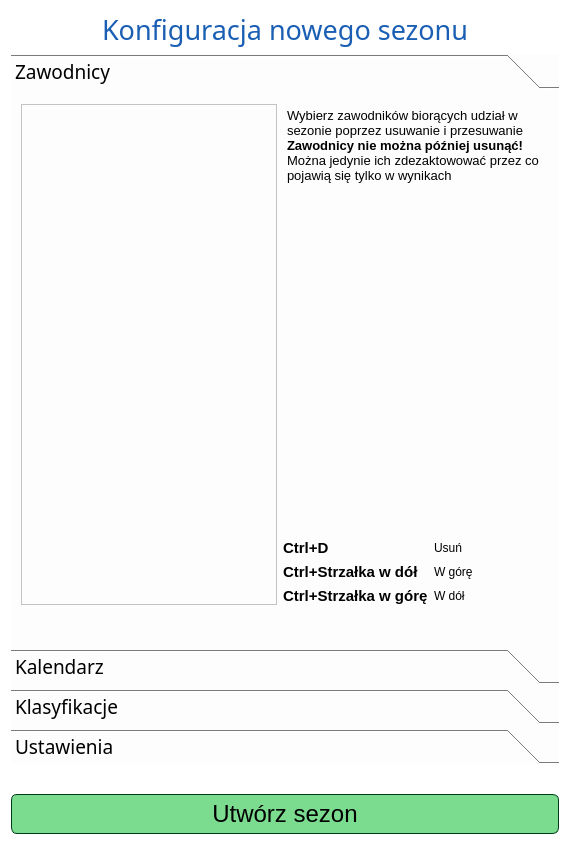
This is source/UI/Seasons/NewSeasonConfiguratorWindow.ui in SiekamCebule/sj-sim as Qt 5 draws it before an edit. The edited form follows.
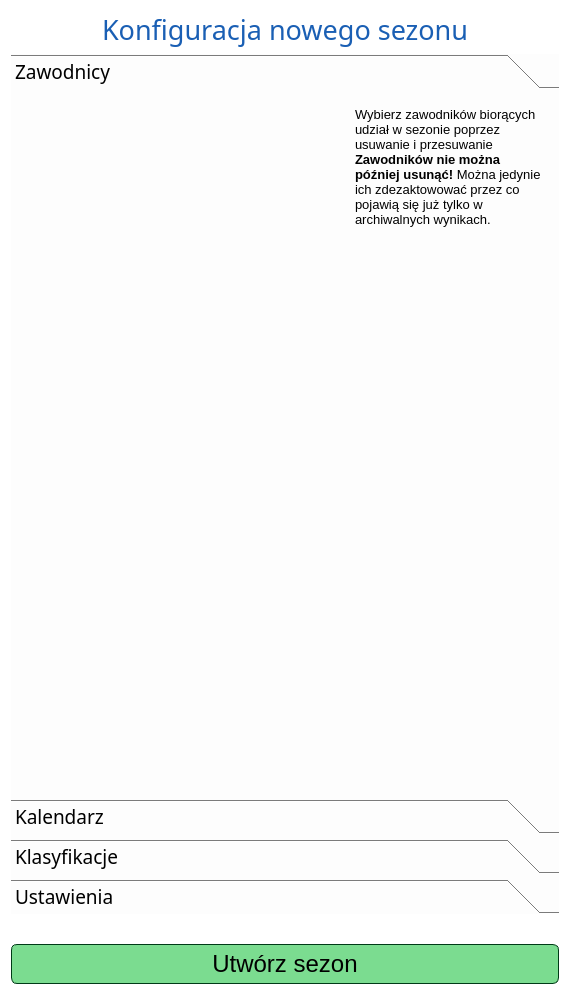
This is the edited form.

Commit message: Naprawiono przesuwanie itemów w dół w DatabaseItemsListView

Patch:
```diff
--- a/source/UI/Seasons/NewSeasonConfiguratorWindow.ui
+++ b/source/UI/Seasons/NewSeasonConfiguratorWindow.ui
@@ -7,7 +7,7 @@
     <x>0</x>
     <y>0</y>
     <width>570</width>
-    <height>845</height>
+    <height>995</height>
    </rect>
   </property>
   <property name="windowTitle">
@@ -99,31 +99,17 @@
           <x>0</x>
           <y>0</y>
           <width>550</width>
-          <height>559</height>
+          <height>709</height>
          </rect>
         </property>
         <attribute name="label">
          <string>Zawodnicy</string>
         </attribute>
-        <widget class="QWidget" name="">
-         <property name="geometry">
-          <rect>
-           <x>10</x>
-           <y>10</y>
-           <width>531</width>
-           <height>501</height>
-          </rect>
-         </property>
-         <layout class="QHBoxLayout" name="horizontalLayout">
+        <layout class="QVBoxLayout" name="verticalLayout_6">
           <item>
-           <widget class="QListView" name="listView_jumpers">
-            <property name="sizePolicy">
-             <sizepolicy hsizetype="Minimum" vsizetype="Expanding">
-              <horstretch>0</horstretch>
-              <verstretch>0</verstretch>
-             </sizepolicy>
-            </property>
-           </widget>
+          <layout class="QHBoxLayout" name="horizontalLayout" stretch="5,3">
+           <item>
+            <layout class="QVBoxLayout" name="verticalLayout_jumpersList"/>
           </item>
           <item>
            <layout class="QVBoxLayout" name="verticalLayout_5">
@@ -142,91 +128,15 @@
 li.checked::marker { content: &quot;\2612&quot;; }
 &lt;/style&gt;&lt;/head&gt;&lt;body style=&quot; font-family:'Ubuntu'; font-size:10pt; font-weight:400; font-style:normal;&quot;&gt;
 &lt;p style=&quot; margin-top:0px; margin-bottom:0px; margin-left:0px; margin-right:0px; -qt-block-indent:0; text-indent:0px;&quot;&gt;Wybierz zawodników biorących udział w sezonie poprzez usuwanie i przesuwanie&lt;/p&gt;
-&lt;p style=&quot; margin-top:0px; margin-bottom:0px; margin-left:0px; margin-right:0px; -qt-block-indent:0; text-indent:0px;&quot;&gt;&lt;span style=&quot; font-weight:700;&quot;&gt;Zawodnicy nie można później usunąć!&lt;/span&gt; Można jedynie ich zdezaktowować przez co pojawią się tylko w wynikach&lt;/p&gt;&lt;/body&gt;&lt;/html&gt;</string>
+&lt;p style=&quot; margin-top:0px; margin-bottom:0px; margin-left:0px; margin-right:0px; -qt-block-indent:0; text-indent:0px;&quot;&gt;&lt;span style=&quot; font-weight:700;&quot;&gt;Zawodników nie można później usunąć!&lt;/span&gt; Można jedynie ich zdezaktowować przez co pojawią się już tylko w archiwalnych wynikach.&lt;/p&gt;&lt;/body&gt;&lt;/html&gt;</string>
               </property>
              </widget>
             </item>
-            <item>
-             <spacer name="verticalSpacer_2">
-              <property name="orientation">
-               <enum>Qt::Vertical</enum>
-              </property>
-              <property name="sizeHint" stdset="0">
-               <size>
-                <width>20</width>
-                <height>40</height>
-               </size>
-              </property>
-             </spacer>
-            </item>
-            <item>
-             <layout class="QFormLayout" name="formLayout">
-              <item row="0" column="0">
-               <widget class="QLabel" name="label_2">
-                <property name="font">
-                 <font>
-                  <pointsize>11</pointsize>
-                  <bold>true</bold>
-                 </font>
-                </property>
-                <property name="text">
-                 <string>Ctrl+D</string>
-                </property>
-               </widget>
-              </item>
-              <item row="1" column="0">
-               <widget class="QLabel" name="label_4">
-                <property name="font">
-                 <font>
-                  <pointsize>11</pointsize>
-                  <bold>true</bold>
-                 </font>
-                </property>
-                <property name="text">
-                 <string>Ctrl+Strzałka w dół</string>
-                </property>
-               </widget>
-              </item>
-              <item row="2" column="0">
-               <widget class="QLabel" name="label_3">
-                <property name="font">
-                 <font>
-                  <pointsize>11</pointsize>
-                  <bold>true</bold>
-                 </font>
-                </property>
-                <property name="text">
-                 <string>Ctrl+Strzałka w górę</string>
-                </property>
-               </widget>
-              </item>
-              <item row="0" column="1">
-               <widget class="QLabel" name="label_5">
-                <property name="text">
-                 <string>Usuń</string>
-                </property>
-               </widget>
-              </item>
-              <item row="1" column="1">
-               <widget class="QLabel" name="label_6">
-                <property name="text">
-                 <string>W górę</string>
-                </property>
-               </widget>
-              </item>
-              <item row="2" column="1">
-               <widget class="QLabel" name="label_7">
-                <property name="text">
-                 <string>W dół</string>
-                </property>
-               </widget>
-              </item>
              </layout>
             </item>
            </layout>
           </item>
          </layout>
-        </widget>
        </widget>
        <widget class="QWidget" name="page_calendar">
         <property name="geometry">
```
Left out of the diff: 20 changed lines with no effect on the pictures. Lines whose indentation alone changed are shown as unchanged. The commit also changes 9 other files.
